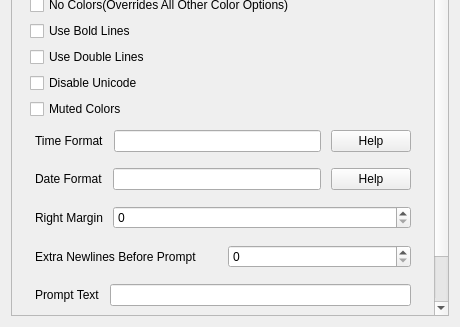
The window that application/prompttab_fix.ui (TheNiteCoder/mx-bashrc-config) describes before a commit, drawn with Qt 5; both pictures show x 0 to 460 and y 169 to 496 of the 460 by 496 pixel window.
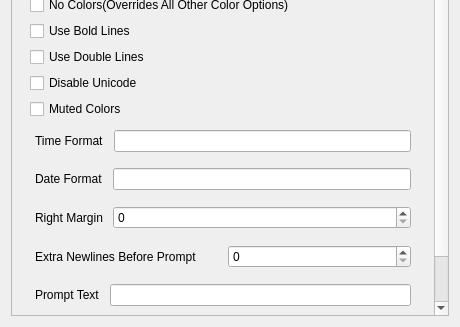
The same window after the commit. Icons and pictures are not drawn.

Commit message: remove translation strings that don't need translated change prompt customization selection to not rely on text (the text was translatable) remove help buttons for date and time (will incorporate into main help

The edit to the form file:
```diff
--- a/application/prompttab_fix.ui
+++ b/application/prompttab_fix.ui
@@ -33,8 +33,8 @@
        <rect>
         <x>0</x>
         <y>0</y>
-        <width>426</width>
-        <height>620</height>
+        <width>427</width>
+        <height>630</height>
        </rect>
       </property>
       <layout class="QVBoxLayout" name="verticalLayout_2">
@@ -209,17 +209,6 @@
              <item>
               <widget class="QLineEdit" name="lineEdit_TimeFormatText"/>
              </item>
-             <item>
-              <widget class="QPushButton" name="pushButton_TimeFormatHelp">
-               <property name="text">
-                <string>Help</string>
-               </property>
-               <property name="icon">
-                <iconset theme="help">
-                 <normaloff>.</normaloff>.</iconset>
-               </property>
-              </widget>
-             </item>
             </layout>
            </item>
            <item>
@@ -249,17 +238,6 @@
              <item>
               <widget class="QLineEdit" name="lineEdit_DateFormatText"/>
              </item>
-             <item>
-              <widget class="QPushButton" name="pushButton_DateFormatHelp">
-               <property name="text">
-                <string>Help</string>
-               </property>
-               <property name="icon">
-                <iconset theme="help">
-                 <normaloff>.</normaloff>.</iconset>
-               </property>
-              </widget>
-             </item>
             </layout>
            </item>
            <item>
```
The commit also changes 14 other files.
